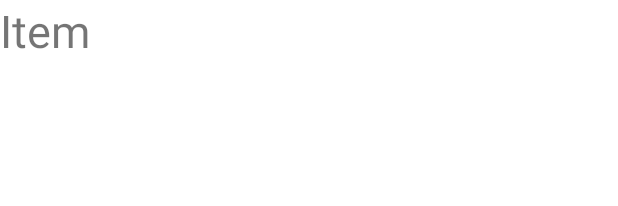
After one commit to NadezhdaDyach/Notes-2021-11-27, an Android app: the layout item.xml on its own in the app's theme, with its tools: preview values and no code run, on a phone screen of 412 x 824 dp. The commit adds this screen. Shown: the top 206 px of the screen. Run offline under Robolectric (Android 15) with nearby library versions, the phone set to English and light mode, and no system bars.

Commit message:
Создание списка

```diff
--- /dev/null
+++ b/app/src/main/res/layout/item.xml
@@ -0,0 +1,10 @@
+<?xml version="1.0" encoding="utf-8"?>
+<FrameLayout xmlns:android="http://schemas.android.com/apk/res/android"
+    android:layout_width="match_parent" android:layout_height="wrap_content">
+    <TextView
+        android:id="@+id/textView"
+        android:layout_width="wrap_content"
+        android:layout_height="wrap_content"
+        android:text="Item"
+        android:textSize="30sp" />
+</FrameLayout>
```
Also changed, not shown: app/src/main/java/ru/dachkovska/notes/NoteFragment.java (+13 -2 lines).
